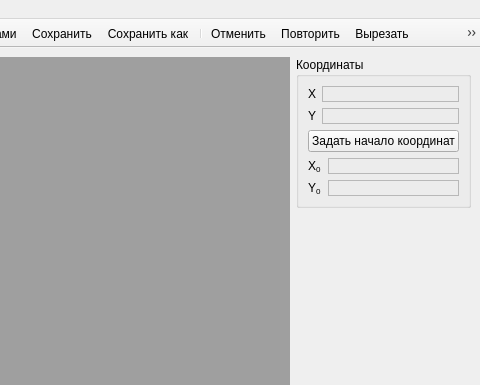
This is src/Gui/MainWindow.ui in Ddv-progia/compositescannerarm as Qt 5 draws it before an edit; both pictures show x 470 to 950 and y 0 to 385 of the 950 by 789 pixel window. The edited form follows.
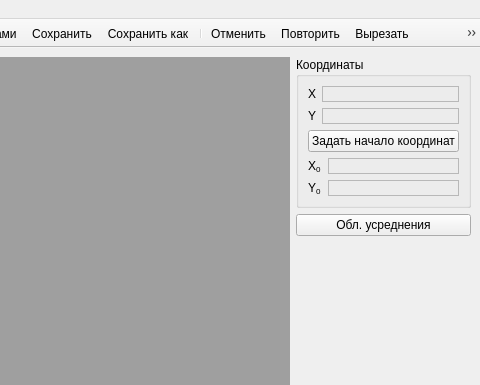
This is the edited form. Icons and pictures are not drawn.

Commit message: :new feature Области усреднения, которые задает пользователь, сохраняются в ProcessingParameters.specNormalizationIJRect. Диалог, вызываемый кнопкой "Обл. усреднения" главного окна позволяет выбрать для усреднения ранее сохраненную область

The edit to the form file:
```diff
--- a/src/Gui/MainWindow.ui
+++ b/src/Gui/MainWindow.ui
@@ -171,6 +171,13 @@
         </layout>
        </widget>
       </item>
+      <item>
+       <widget class="QPushButton" name="pbSelectNormalizationAreaDialog">
+        <property name="text">
+         <string>Обл. усреднения</string>
+        </property>
+       </widget>
+      </item>
       <item>
        <spacer name="verticalSpacer">
         <property name="orientation">
```
The commit also changes 6 other files.
